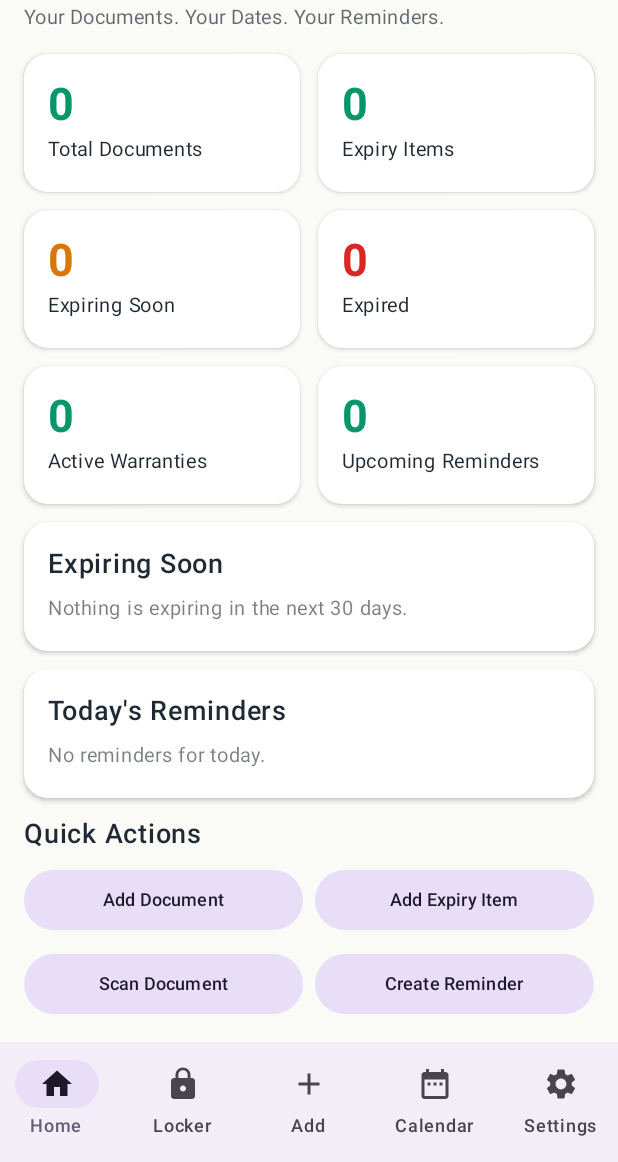
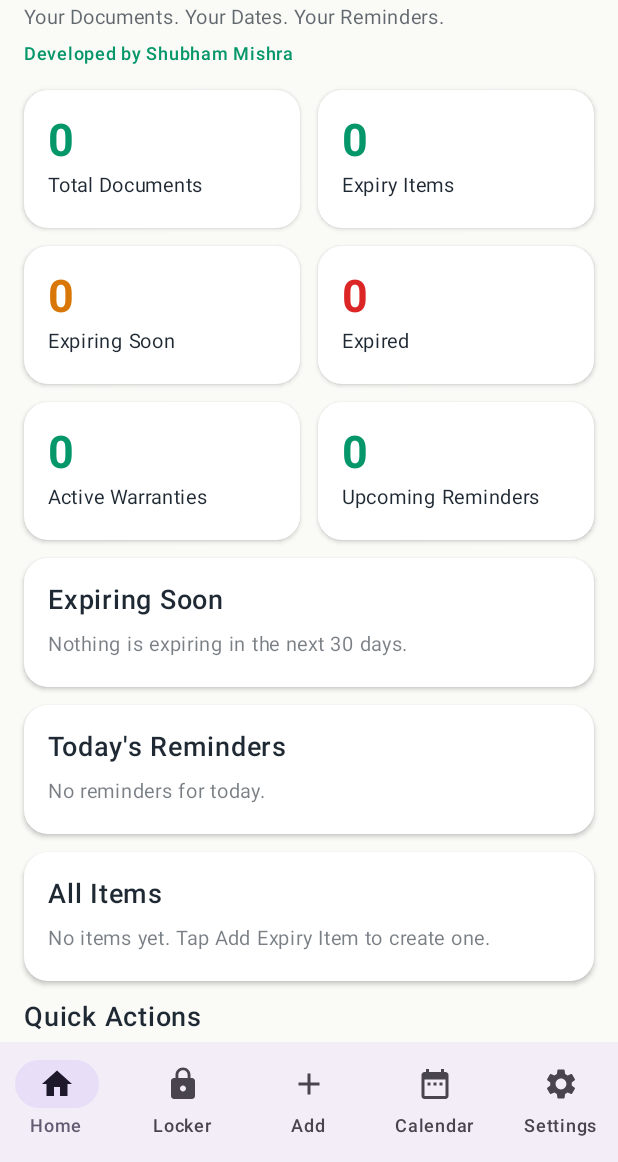
Before and after one commit to biharmadurga/ExpiryMate, an Android app built with Jetpack Compose: the screen it shows after launch (MainActivity), on a phone screen of 412 x 824 dp, the part 74-1236 px from its top. Run offline under Robolectric (Android 15) with nearby library versions, the phone set to English and light mode, and no system bars; our stand-ins replace Room's generated code.

Commit message:
Refactor MainActivity to improve structure and functionality

```diff
--- a/app/src/main/java/com/expirymate/app/MainActivity.kt
+++ b/app/src/main/java/com/expirymate/app/MainActivity.kt
@@ -3,17 +3,11 @@ package com.expirymate.app
 import android.os.Bundle
 import androidx.activity.ComponentActivity
 import androidx.activity.compose.setContent
+import androidx.compose.foundation.horizontalScroll
 import androidx.compose.foundation.isSystemInDarkTheme
-import androidx.compose.foundation.layout.Arrangement
-import androidx.compose.foundation.layout.Column
-import androidx.compose.foundation.layout.PaddingValues
-import androidx.compose.foundation.layout.Row
-import androidx.compose.foundation.layout.Spacer
-import androidx.compose.foundation.layout.fillMaxSize
-import androidx.compose.foundation.layout.fillMaxWidth
-import androidx.compose.foundation.layout.height
-import androidx.compose.foundation.layout.padding
+import androidx.compose.foundation.layout.*
 import androidx.compose.foundation.lazy.LazyColumn
+import androidx.compose.foundation.rememberScrollState
 import androidx.compose.foundation.shape.RoundedCornerShape
 import androidx.compose.material.icons.Icons
 import androidx.compose.material.icons.filled.Add
@@ -21,40 +15,34 @@ import androidx.compose.material.icons.filled.DateRange
 import androidx.compose.material.icons.filled.Home
 import androidx.compose.material.icons.filled.Lock
 import androidx.compose.material.icons.filled.Settings
-import androidx.compose.material3.AlertDialog
-import androidx.compose.material3.Card
-import androidx.compose.material3.CardDefaults
-import androidx.compose.material3.FilledTonalButton
-import androidx.compose.material3.Icon
-import androidx.compose.material3.MaterialTheme
-import androidx.compose.material3.NavigationBar
-import androidx.compose.material3.NavigationBarItem
-import androidx.compose.material3.Scaffold
-import androidx.compose.material3.Surface
-import androidx.compose.material3.Text
-import androidx.compose.material3.TextButton
-import androidx.compose.material3.darkColorScheme
-import androidx.compose.material3.lightColorScheme
-import androidx.compose.runtime.Composable
-import androidx.compose.runtime.getValue
-import androidx.compose.runtime.mutableIntStateOf
-import androidx.compose.runtime.mutableStateOf
-import androidx.compose.runtime.remember
-import androidx.compose.runtime.setValue
+import androidx.compose.material3.*
+import androidx.compose.runtime.*
 import androidx.compose.ui.Alignment
 import androidx.compose.ui.Modifier
 import androidx.compose.ui.graphics.Color
 import androidx.compose.ui.graphics.vector.ImageVector
+import androidx.compose.ui.platform.LocalContext
 import androidx.compose.ui.res.stringResource
 import androidx.compose.ui.text.font.FontWeight
 import androidx.compose.ui.unit.dp
 import androidx.compose.ui.unit.sp
+import com.expirymate.app.data.AppDatabase
+import com.expirymate.app.data.ExpiryItem
+import java.text.SimpleDateFormat
+import java.util.Calendar
+import java.util.Date
+import java.util.Locale
+import java.util.TimeZone
+import kotlinx.coroutines.launch
 
 private val Emerald = Color(0xFF059669)
 private val Amber = Color(0xFFD97706)
 private val ExpiredRed = Color(0xFFDC2626)
 private val Charcoal = Color(0xFF1F2933)
 private val OffWhite = Color(0xFFFAFAF7)
+
+private const val DAY = 86_400_000L
+private val CATEGORIES = listOf("Food", "Document", "Warranty", "Vehicle", "Other")
 
 class MainActivity : ComponentActivity() {
     override fun onCreate(savedInstanceState: Bundle?) {
@@ -83,11 +71,31 @@ fun ExpiryMateTheme(content: @Composable () -> Unit) {
     MaterialTheme(colorScheme = colors, content = content)
 }
 
+fun todayUtcMillis(): Long {
+    val local = Calendar.getInstance()
+    val utc = Calendar.getInstance(TimeZone.getTimeZone("UTC"))
+    utc.clear()
+    utc.set(local.get(Calendar.YEAR), local.get(Calendar.MONTH), local.get(Calendar.DAY_OF_MONTH))
+    return utc.timeInMillis
+}
+
+fun formatDate(millis: Long): String {
+    val f = SimpleDateFormat("dd MMM yyyy", Locale.getDefault())
+    f.timeZone = TimeZone.getTimeZone("UTC")
+    return f.format(Date(millis))
+}
+
 data class NavItem(val label: Int, val icon: ImageVector)
 
 @Composable
 fun AppRoot() {
-    val items = listOf(
+    val context = LocalContext.current
+    val dao = remember { AppDatabase.get(context).expiryDao() }
+    val itemsFlow = remember { dao.getAll() }
+    val list by itemsFlow.collectAsState(initial = emptyList())
+    val scope = rememberCoroutineScope()
+
+    val navItems = listOf(
         NavItem(R.string.nav_home, Icons.Filled.Home),
         NavItem(R.string.nav_locker, Icons.Filled.Lock),
         NavItem(R.string.nav_add, Icons.Filled.Add),
@@ -96,12 +104,13 @@ fun AppRoot() {
     )
     var selected by remember { mutableIntStateOf(0) }
     var showAddMenu by remember { mutableStateOf(false) }
+    var showForm by remember { mutableStateOf(false) }
 
     Scaffold(
         containerColor = MaterialTheme.colorScheme.background,
         bottomBar = {
             NavigationBar {
-                items.forEachIndexed { index, item ->
+                navItems.forEachIndexed { index, item ->
                     NavigationBarItem(
                         selected = selected == index,
                         onClick = {
@@ -121,9 +130,13 @@ fun AppRoot() {
             color = MaterialTheme.colorScheme.background
         ) {
             if (selected == 0) {
-                DashboardScreen()
+                DashboardScreen(
+                    list = list,
+                    onAdd = { showForm = true },
+                    onDelete = { item -> scope.launch { dao.delete(item) } }
+                )
             } else {
-                PlaceholderScreen(stringResource(items[selected].label))
+                PlaceholderScreen(stringResource(navItems[selected].label))
             }
         }
     }
@@ -135,7 +148,7 @@ fun AppRoot() {
             text = {
                 Column {
                     TextButton(onClick = { showAddMenu = false }) { Text(stringResource(R.string.action_add_document)) }
-                    TextButton(onClick = { showAddMenu = false }) { Text(stringResource(R.string.action_add_expiry)) }
+                    TextButton(onClick = { showAddMenu = false; showForm = true }) { Text(stringResource(R.string.action_add_expiry)) }
                     TextButton(onClick = { showAddMenu = false }) { Text(stringResource(R.string.action_scan)) }
                     TextButton(onClick = { showAddMenu = false }) { Text(stringResource(R.string.action_reminder)) }
                 }
@@ -145,10 +158,98 @@ fun AppRoot() {
             }
         )
     }
+
+    if (showForm) {
+        AddItemDialog(
+            onDismiss = { showForm = false },
+            onSave = { name, category, millis ->
+                scope.launch {
+                    dao.insert(ExpiryItem(name = name, category = category, expiryMillis = millis))
+                }
+                showForm = false
+            }
+        )
+    }
+}
+
+@OptIn(ExperimentalMaterial3Api::class)
+@Composable
+fun AddItemDialog(onDismiss: () -> Unit, onSave: (String, String, Long) -> Unit) {
+    var name by remember { mutableStateOf("") }
+    var category by remember { mutableStateOf(CATEGORIES[0]) }
+    var dateMillis by remember { mutableStateOf<Long?>(null) }
+    var showPicker by remember { mutableStateOf(false) }
+    val pickerState = rememberDatePickerState()
+
+    AlertDialog(
+        onDismissRequest = onDismiss,
+        title = { Text(stringResource(R.string.action_add_expiry)) },
+        text = {
+            Column(verticalArrangement = Arrangement.spacedBy(12.dp)) {
+                OutlinedTextField(
+                    value = name,
+                    onValueChange = { name = it },
+                    label = { Text("Item name") },
+                    singleLine = true
+                )
+                Row(
+                    modifier = Modifier.horizontalScroll(rememberScrollState()),
+                    horizontalArrangement = Arrangement.spacedBy(8.dp)
+                ) {
+                    CATEGORIES.forEach { c ->
+                        FilterChip(
+                            selected = category == c,
+                            onClick = { category = c },
+                            label = { Text(c) }
+                        )
+                    }
+                }
+                OutlinedButton(onClick = { showPicker = true }) {
+                    Text(dateMillis?.let { formatDate(it) } ?: "Select expiry date")
+                }
+            }
+        },
+        confirmButton = {
+            TextButton(
+                enabled = name.isNotBlank() && dateMillis != null,
+                onClick = { dateMillis?.let { onSave(name.trim(), category, it) } }
+            ) { Text("Save") }
+        },
+        dismissButton = {
+            TextButton(onClick = onDismiss) { Text("Cancel") }
+        }
+    )
+
+    if (showPicker) {
+        DatePickerDialog(
+            onDismissRequest = { showPicker = false },
+            confirmButton = {
+                TextButton(onClick = {
+                    dateMillis = pickerState.selectedDateMillis
+                    showPicker = false
+                }) { Text("OK") }
+            },
+            dismissButton = {
+                TextButton(onClick = { showPicker = false }) { Text("Cancel") }
+            }
+        ) {
+            DatePicker(state = pickerState)
+        }
+    }
 }
 
 @Composable
-fun DashboardScreen() {
+fun DashboardScreen(
+    list: List<ExpiryItem>,
+    onAdd: () -> Unit,
+    onDelete: (ExpiryItem) -> Unit
+) {
+    val today = todayUtcMillis()
+    val limit = today + 30 * DAY
+    val soonItems = list.filter { it.expiryMillis in today..limit }
+    val expiredCount = list.count { it.expiryMillis < today }
+    val warrantyCount = list.count { it.category == "Warranty" && it.expiryMillis >= today }
+
     LazyColumn(
         modifier = Modifier.fillMaxSize(),
         contentPadding = PaddingValues(16.dp),
@@ -166,27 +267,55 @@ fun DashboardScreen() {
                 fontSize = 13.sp,
                 color = MaterialTheme.colorScheme.onBackground.copy(alpha = 0.7f)
             )
+            Text(
+                text = "Developed by Shubham Mishra",
+                fontSize = 12.sp,
+                fontWeight = FontWeight.Medium,
+                color = MaterialTheme.colorScheme.primary
+            )
         }
         item {
             Row(horizontalArrangement = Arrangement.spacedBy(12.dp)) {
                 StatCard(Modifier.weight(1f), stringResource(R.string.stat_documents), "0", Emerald)
-                StatCard(Modifier.weight(1f), stringResource(R.string.stat_tracked), "0", Emerald)
+                StatCard(Modifier.weight(1f), stringResource(R.string.stat_tracked), list.size.toString(), Emerald)
             }
         }
         item {
             Row(horizontalArrangement = Arrangement.spacedBy(12.dp)) {
-                StatCard(Modifier.weight(1f), stringResource(R.string.stat_soon), "0", Amber)
-                StatCard(Modifier.weight(1f), stringResource(R.string.stat_expired), "0", ExpiredRed)
+                StatCard(Modifier.weight(1f), stringResource(R.string.stat_soon), soonItems.size.toString(), Amber)
+                StatCard(Modifier.weight(1f), stringResource(R.string.stat_expired), expiredCount.toString(), ExpiredRed)
             }
         }
         item {
             Row(horizontalArrangement = Arrangement.spacedBy(12.dp)) {
-                StatCard(Modifier.weight(1f), stringResource(R.string.stat_warranties), "0", Emerald)
+                StatCard(Modifier.weight(1f), stringResource(R.string.stat_warranties), warrantyCount.toString(), Emerald)
                 StatCard(Modifier.weight(1f), stringResource(R.string.stat_reminders), "0", Emerald)
             }
         }
-        item { SectionCard(stringResource(R.string.section_expiring_soon), stringResource(R.string.empty_expiring)) }
-        item { SectionCard(stringResource(R.string.section_today), stringResource(R.string.empty_today)) }
+        item {
+            SectionCard(
+                title = stringResource(R.string.section_expiring_soon),
+                emptyText = stringResource(R.string.empty_expiring),
+                rows = soonItems,
+                today = today,
+                onDelete = onDelete
+            )
+        }
+        item {
+            SectionCard(
+                title = stringResource(R.string.section_today),
+                emptyText = stringResource(R.string.empty_today)
+            )
+        }
+        item {
+            SectionCard(
+                title = "All Items",
+                emptyText = "No items yet. Tap Add Expiry Item to create one.",
+                rows = list,
+                today = today,
+                onDelete = onDelete
+            )
+        }
         item {
             Text(
                 text = stringResource(R.string.section_quick),
@@ -198,7 +327,7 @@ fun DashboardScreen() {
                 FilledTonalButton(onClick = { }, modifier = Modifier.weight(1f)) {
                     Text(stringResource(R.string.action_add_document), fontSize = 12.sp)
                 }
-                FilledTonalButton(onClick = { }, modifier = Modifier.weight(1f)) {
+                FilledTonalButton(onClick = onAdd, modifier = Modifier.weight(1f)) {
                     Text(stringResource(R.string.action_add_expiry), fontSize = 12.sp)
                 }
             }
@@ -231,7 +360,13 @@ fun StatCard(modifier: Modifier, label: String, value: String, accent: Color) {
 }
 
 @Composable
-fun SectionCard(title: String, emptyText: String) {
+fun SectionCard(
+    title: String,
+    emptyText: String,
+    rows: List<ExpiryItem> = emptyList(),
+    today: Long = 0L,
+    onDelete: (ExpiryItem) -> Unit = {}
+) {
     Card(
         modifier = Modifier.fillMaxWidth(),
         shape = RoundedCornerShape(16.dp),
@@ -241,12 +376,49 @@ fun SectionCard(title: String, emptyText: String) {
         Column(modifier = Modifier.padding(16.dp)) {
             Text(text = title, fontSize = 18.sp, fontWeight = FontWeight.SemiBold)
             Spacer(Modifier.height(6.dp))
+            if (rows.isEmpty()) {
+                Text(
+                    text = emptyText,
+                    fontSize = 13.sp,
+                    color = MaterialTheme.colorScheme.onSurface.copy(alpha = 0.6f)
+                )
+            } else {
+                rows.forEach { item ->
+                    ItemRow(item = item, today = today, onDelete = { onDelete(item) })
+                }
+            }
+        }
+    }
+}
+
+@Composable
+fun ItemRow(item: ExpiryItem, today: Long, onDelete: () -> Unit) {
+    val days = ((item.expiryMillis - today) / DAY).toInt()
+    val status = when {
+        days < 0 -> "Expired ${-days} days ago"
+        days == 0 -> "Expires today"
+        else -> "$days days left"
+    }
+    val statusColor = when {
+        days < 0 -> ExpiredRed
+        days <= 30 -> Amber
+        else -> Emerald
+    }
+    Row(
+        modifier = Modifier
+            .fillMaxWidth()
+            .padding(vertical = 6.dp),
+        verticalAlignment = Alignment.CenterVertically
+    ) {
+        Column(modifier = Modifier.weight(1f)) {
+            Text(text = item.name, fontWeight = FontWeight.SemiBold)
             Text(
-                text = emptyText,
-                fontSize = 13.sp,
-                color = MaterialTheme.colorScheme.onSurface.copy(alpha = 0.6f)
+                text = item.category + " • " + formatDate(item.expiryMillis),
+                fontSize = 12.sp
             )
+            Text(text = status, fontSize = 12.sp, color = statusColor)
         }
+        TextButton(onClick = onDelete) { Text("Delete") }
     }
 }
 
```
